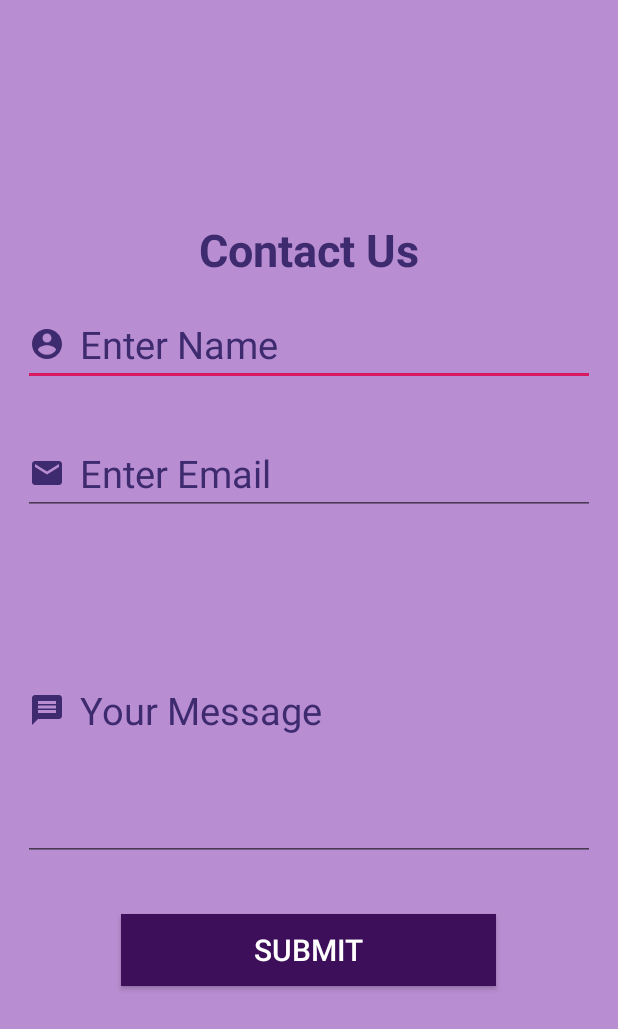
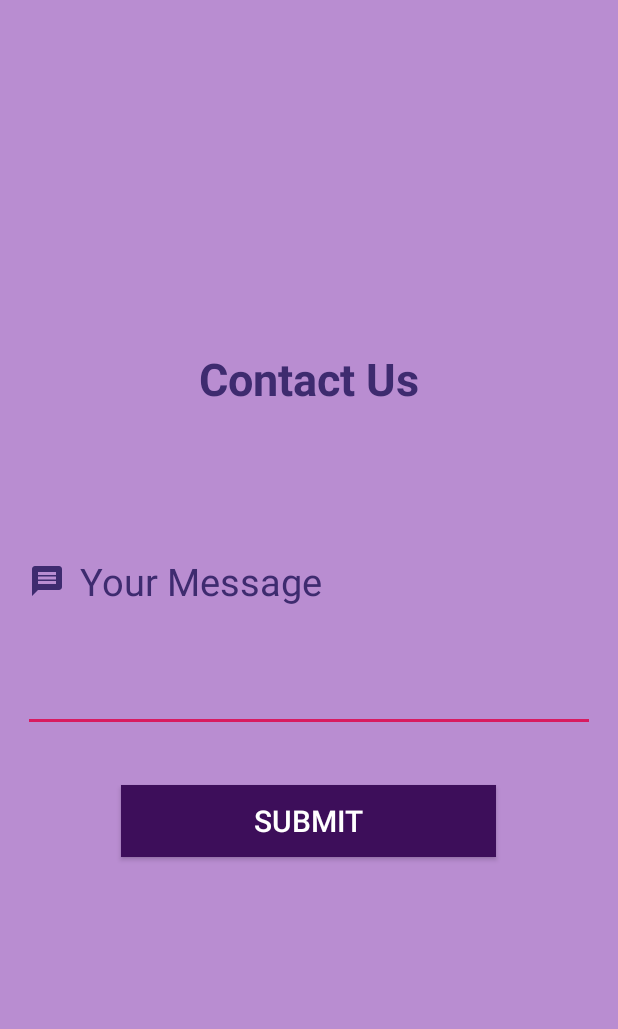
Before and after one commit to maharjansumina/AirlineReservationSystem, an Android app: the ContactUsActivity screen opened directly, with no data from a screen before it, on a phone screen of 412 x 824 dp. Shown: the top 1029 px of the screen. Run offline under Robolectric (Android 15) with nearby library versions, the phone set to English and light mode, and no system bars.

Commit message:
Contact Us Code Added with API.

```diff
--- a/app/src/main/java/com/softwarica/airlinereservationsystem/API/UsersAPI.java
+++ b/app/src/main/java/com/softwarica/airlinereservationsystem/API/UsersAPI.java
@@ -1,5 +1,6 @@
 package com.softwarica.airlinereservationsystem.API;
 
+import com.softwarica.airlinereservationsystem.model.Contact;
 import com.softwarica.airlinereservationsystem.model.User;
 import com.softwarica.airlinereservationsystem.serverresponse.ImageResponse;
 import com.softwarica.airlinereservationsystem.serverresponse.RegisterResponse;
@@ -21,6 +22,10 @@ public interface UsersAPI {
     Call<RegisterResponse> registerUser(@Body User users);
 
     @FormUrlEncoded
+    @POST("/contact")
+    Call<Void> contactUs(@Header("Authorization") String token, @Field("fullname") String fullname, @Field("email") String email, @Field("message") String message);
+
+    @FormUrlEncoded
     @POST("users/login")
     Call<RegisterResponse> checkUser(@Field("email") String email, @Field("password") String password);
 
--- a/app/src/main/res/layout/activity_contact_us.xml
+++ b/app/src/main/res/layout/activity_contact_us.xml
@@ -13,19 +13,19 @@
         android:text="Contact Us"
         style="@style/TextViewDesign"/>
 
-    <EditText
-        android:hint="Enter Name"
-        android:id="@+id/etName"
-        android:drawableStart="@drawable/ic_account_circle_black_24dp"
-        style="@style/EditTextDesign"
-        android:inputType="text"/>
+<!--    <EditText-->
+<!--        android:hint="Enter Name"-->
+<!--        android:id="@+id/etName"-->
+<!--        android:drawableStart="@drawable/ic_account_circle_black_24dp"-->
+<!--        style="@style/EditTextDesign"-->
+<!--        android:inputType="text"/>-->
 
-    <EditText
-        android:hint="Enter Email"
-        android:id="@+id/etEmail"
-        android:drawableStart="@drawable/ic_email_black_24dp"
-        style="@style/EditTextDesign"
-        android:inputType="textEmailAddress"/>
+<!--    <EditText-->
+<!--        android:hint="Enter Email"-->
+<!--        android:id="@+id/etEmail"-->
+<!--        android:drawableStart="@drawable/ic_email_black_24dp"-->
+<!--        style="@style/EditTextDesign"-->
+<!--        android:inputType="textEmailAddress"/>-->
 
     <EditText
         android:id="@+id/etMessage"
```
Also changed, not shown: app/src/main/java/com/softwarica/airlinereservationsystem/ContactUsActivity.java (+67 -2 lines), app/src/main/java/com/softwarica/airlinereservationsystem/model/Contact.java (added, +37 -0 lines).
